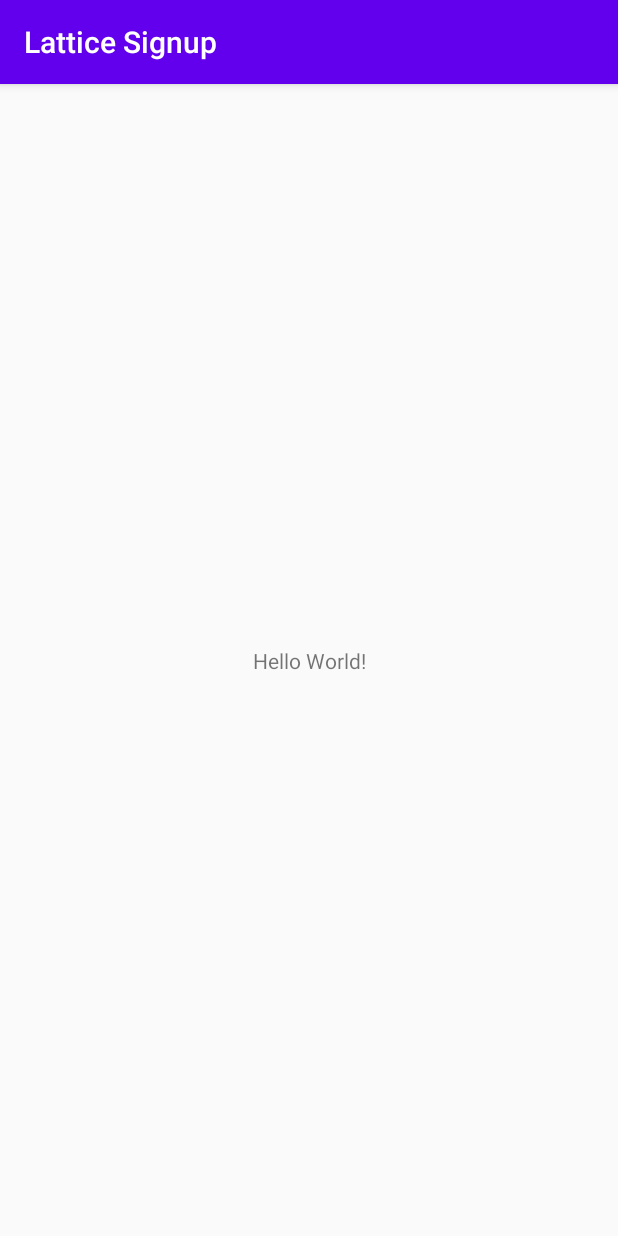
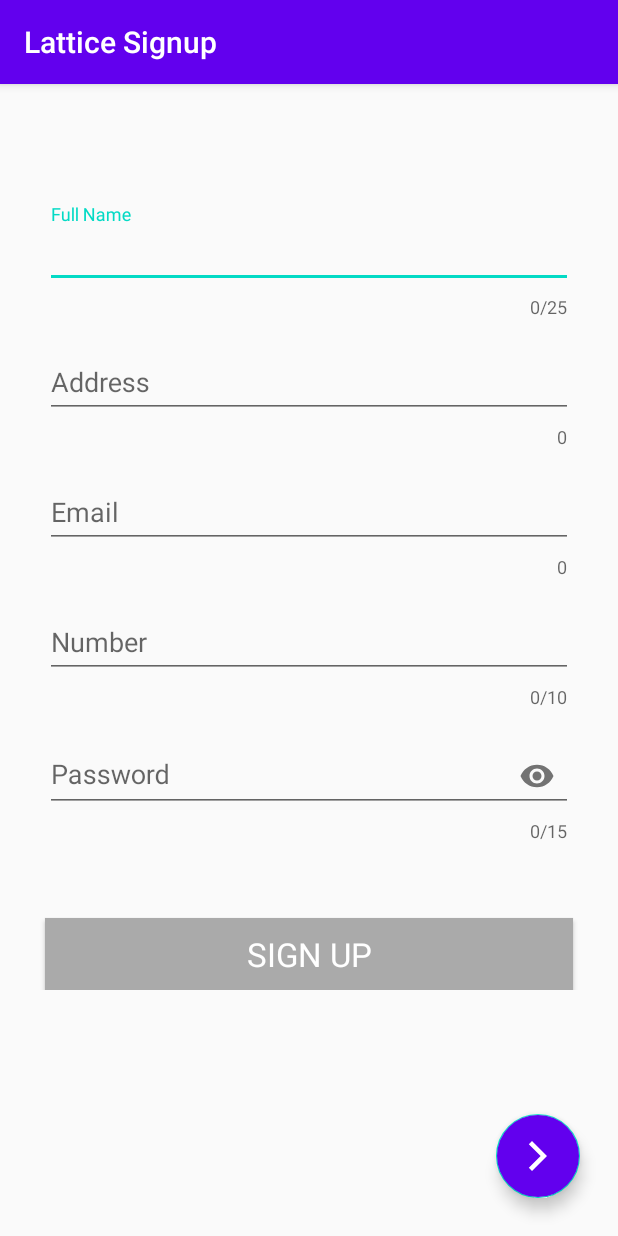
Before and after one commit to ShashankSinha98/Lattice-Signup, an Android app: the screen it shows after launch (MainActivity before the commit, SignupActivity after it), on a phone screen of 412 x 824 dp. Run offline under Robolectric (Android 15) with nearby library versions, the phone set to English and light mode, and no system bars; our stand-ins replace Room's generated code.

Commit message:
Room and recycler view completed.

```diff
--- a/app/src/main/AndroidManifest.xml
+++ b/app/src/main/AndroidManifest.xml
@@ -9,13 +9,16 @@
         android:roundIcon="@mipmap/ic_launcher_round"
         android:supportsRtl="true"
         android:theme="@style/AppTheme">
-        <activity android:name=".MainActivity">
+        <activity android:name=".SignupActivity">
             <intent-filter>
                 <action android:name="android.intent.action.MAIN" />
 
                 <category android:name="android.intent.category.LAUNCHER" />
             </intent-filter>
         </activity>
+        <activity android:name=".MainActivity">
+
+        </activity>
     </application>
 
 </manifest>
--- /dev/null
+++ b/app/src/main/java/com/example/latticesignup/SignupActivity.kt
@@ -0,0 +1,219 @@
+package com.example.latticesignup
+
+import android.content.Intent
+import android.os.Bundle
+import android.text.Editable
+import android.text.TextWatcher
+import android.util.Log
+import android.view.View
+import android.widget.Button
+import android.widget.Toast
+import androidx.appcompat.app.AppCompatActivity
+import androidx.lifecycle.ViewModelProvider
+import com.google.android.material.textfield.TextInputLayout
+import com.google.gson.Gson
+import java.util.regex.Pattern
+
+
+class SignupActivity : AppCompatActivity() {
+
+    private val TAG : String = "xlr8"
+
+    private lateinit var fullname : TextInputLayout
+    private lateinit var address : TextInputLayout
+    private lateinit var email : TextInputLayout
+    private lateinit var number : TextInputLayout
+    private lateinit var password : TextInputLayout
+    private lateinit var signup : Button
+
+    private var fullnameValidated = false
+    private var addressValidated = false
+    private var emailValidated = false
+    private var numberValidated = false
+    private var passwordValidated = false
+
+    private lateinit var userViewModel : UserViewmodel
+
+    override fun onCreate(savedInstanceState: Bundle?) {
+        super.onCreate(savedInstanceState)
+        setContentView(R.layout.activity_signup)
+
+        fullname = findViewById(R.id.full_name_inp_layout)
+        address = findViewById(R.id.address_inp_layout)
+        email = findViewById(R.id.email_inp_layout)
+        number = findViewById(R.id.number_inp_layout)
+        password = findViewById(R.id.password_inp_layout)
+        signup = findViewById(R.id.sign_up_btn)
+
+        fullname.editText?.addTextChangedListener(nameWatcher)
+        address.editText?.addTextChangedListener(addressWatcher)
+        email.editText?.addTextChangedListener(emailWatcher)
+        number.editText?.addTextChangedListener(numberWatcher)
+        password.editText?.addTextChangedListener(passwordWatcher)
+
+        userViewModel = ViewModelProvider(this).get(UserViewmodel::class.java)
+
+    }
+
+
+
+    private val nameWatcher = object : TextWatcher{
+        override fun afterTextChanged(p0: Editable?) {
+        }
+
+        override fun beforeTextChanged(p0: CharSequence?, p1: Int, p2: Int, p3: Int) {
+        }
+
+        override fun onTextChanged(p0: CharSequence?, start: Int, before: Int, count: Int) {
+
+            if (count<4){
+                fullname.error = "Name must be at least 4 characters"
+                fullnameValidated = false
+            } else{
+                fullname.error = null
+                fullnameValidated = true
+            }
+
+            signupButtonRefresh()
+        }
+
+    }
+
+    private val addressWatcher = object : TextWatcher{
+        override fun afterTextChanged(p0: Editable?) {
+        }
+
+        override fun beforeTextChanged(p0: CharSequence?, p1: Int, p2: Int, p3: Int) {
+        }
+
+        override fun onTextChanged(p0: CharSequence?, start: Int, before: Int, count: Int) {
+
+            if (address.editText?.text.toString().length<10){
+                address.error = "Address must be at least 10 characters"
+                addressValidated = false
+            } else{
+                address.error = null
+                addressValidated = true
+            }
+
+            signupButtonRefresh()
+        }
+
+    }
+
+    private val emailWatcher = object : TextWatcher{
+        override fun afterTextChanged(p0: Editable?) {
+        }
+
+        override fun beforeTextChanged(p0: CharSequence?, p1: Int, p2: Int, p3: Int) {
+        }
+
+        override fun onTextChanged(str : CharSequence?, start: Int, before: Int, count: Int) {
+            var check : String = str.toString()
+
+            val emailRegex : String = "^[a-zA-Z0-9_+&*-]+(?:\\."+
+                    "[a-zA-Z0-9_+&*-]+)*@" +
+                    "(?:[a-zA-Z0-9-]+\\.)+[a-z" +
+                    "A-Z]{2,7}$";
+
+            val pat = Pattern.compile(emailRegex)
+
+            if(check.length < 4 || check.length > 40) {
+                email.error = "Email Must consist of 4 to 20 characters"
+                emailValidated = false
+            } else if (!pat.matcher(check).matches() || !check.contains("@") || !check.contains(".")) {
+                email.error = "Enter valid email"
+                emailValidated = false
+            } else {
+                email.error = null
+                emailValidated = true
+            }
+
+            signupButtonRefresh()
+        }
+
+    }
+
+    private val numberWatcher = object : TextWatcher{
+        override fun afterTextChanged(p0: Editable?) {
+        }
+
+        override fun beforeTextChanged(p0: CharSequence?, p1: Int, p2: Int, p3: Int) {
+        }
+
+        override fun onTextChanged(p0: CharSequence?, start: Int, before: Int, count: Int) {
+
+            if (number.editText?.text.toString().length!=10){
+                number.error = "Number must be of 10 characters"
+                numberValidated = false
+            } else{
+                number.error = null
+                numberValidated = true
+            }
+
+            signupButtonRefresh()
+        }
+
+    }
+
+    private val passwordWatcher = object : TextWatcher{
+        override fun afterTextChanged(p0: Editable?) {
+        }
+
+        override fun beforeTextChanged(p0: CharSequence?, p1: Int, p2: Int, p3: Int) {
+        }
+
+        override fun onTextChanged(p0: CharSequence?, start: Int, before: Int, count: Int) {
+
+            if (password.editText?.text.toString().length in 8..15){
+                password.error = null
+                passwordValidated = true
+            } else{
+                password.error = "Password length must be between 8 and 15 characters"
+                passwordValidated = false
+            }
+
+            signupButtonRefresh()
+        }
+
+    }
+
+    private fun signupButtonRefresh(){
+        if(fullnameValidated && addressValidated && emailValidated && numberValidated && passwordValidated){
+            signup.background = getDrawable(R.color.colorPrimary)
+            signup.isEnabled = true
+        } else {
+            signup.background = getDrawable(R.color.grey)
+            signup.isEnabled = false
+        }
+    }
+
+    fun signUpUser(view: View) {
+
+        val name = fullname.editText?.text.toString()
+        val address = address.editText?.text.toString()
+        val email = email.editText?.text.toString()
+        val number = number.editText?.text.toString()
+        val password = password.editText?.text.toString()
+
+        val user = User(name,address,email,number,password)
+        val userJson = Gson().toJson(user)
+
+        //Toast.makeText(this,userJson,Toast.LENGTH_LONG).show()
+        Log.d(TAG, userJson)
+
+        val jsonData = UserJson(userJson)
+        userViewModel.insert(jsonData)
+        val intent = Intent(this,MainActivity::class.java)
+        startActivity(intent)
+
+
+    }
+
+    fun fab_menu(view: View) {
+
+        val intent = Intent(this,MainActivity::class.java)
+        startActivity(intent)
+    }
+
+}
--- /dev/null
+++ b/app/src/main/java/com/example/latticesignup/UserDao.kt
@@ -0,0 +1,17 @@
+package com.example.latticesignup
+
+import androidx.lifecycle.LiveData
+import androidx.room.Dao
+import androidx.room.Insert
+import androidx.room.OnConflictStrategy
+import androidx.room.Query
+
+@Dao
+interface UserDao{
+
+    @Insert(onConflict = OnConflictStrategy.IGNORE)
+    suspend fun Insert(userJson : UserJson)
+
+    @Query("SELECT * FROM USER_DATA")
+    fun getUsersData() : LiveData<List<UserJson>>
+}
--- /dev/null
+++ b/app/src/main/java/com/example/latticesignup/UserRepository.kt
@@ -0,0 +1,16 @@
+package com.example.latticesignup
+
+import androidx.lifecycle.LiveData
+
+// Declares the DAO as a private property in the constructor. Pass in the DAO
+// instead of the whole database, because you only need access to the DAO
+class UserRepository(private val userDao: UserDao) {
+
+    // Room executes all queries on a separate thread.
+    // Observed LiveData will notify the observer when the data has changed.
+    val allUsers: LiveData<List<UserJson>> = userDao.getUsersData()
+
+    suspend fun insert(userJson: UserJson) {
+        userDao.Insert(userJson)
+    }
+}
--- /dev/null
+++ b/app/src/main/java/com/example/latticesignup/UserRoomDatabase.kt
@@ -0,0 +1,37 @@
+package com.example.latticesignup
+
+import android.content.Context
+import androidx.room.Database
+import androidx.room.Room
+import androidx.room.RoomDatabase
+
+@Database(entities = arrayOf(UserJson::class), version = 1, exportSchema = false)
+public abstract class UserRoomDatabase : RoomDatabase() {
+
+    abstract fun userDao(): UserDao
+
+    companion object {
+
+        // Singleton prevents multiple instances of database opening at the
+        // same time.
+
+        @Volatile
+        private var INSTANCE: UserRoomDatabase? = null
+
+        fun getDatabase(context: Context): UserRoomDatabase {
+            val tempInstance = INSTANCE
+            if (tempInstance != null) {
+                return tempInstance
+            }
+            synchronized(this) {
+                val instance = Room.databaseBuilder(
+                    context.applicationContext,
+                    UserRoomDatabase::class.java,
+                    "user_database"
+                ).build()
+                INSTANCE = instance
+                return instance
+            }
+        }
+    }
+}
--- /dev/null
+++ b/app/src/main/java/com/example/latticesignup/UserViewmodel.kt
@@ -0,0 +1,28 @@
+package com.example.latticesignup
+
+import android.app.Application
+import androidx.lifecycle.AndroidViewModel
+import androidx.lifecycle.LiveData
+import androidx.lifecycle.viewModelScope
+import kotlinx.coroutines.Dispatchers
+import kotlinx.coroutines.launch
+
+class UserViewmodel(application: Application) : AndroidViewModel(application) {
+
+    private val repository: UserRepository
+
+    val allUsers: LiveData<List<UserJson>>
+
+    init {
+        val usersDao = UserRoomDatabase.getDatabase(application).userDao()
+        repository = UserRepository(usersDao)
+        allUsers = repository.allUsers
+    }
+
+    /**
+     * Launching a new coroutine to insert the data in a non-blocking way
+     */
+    fun insert(userJson: UserJson) = viewModelScope.launch(Dispatchers.IO) {
+        repository.insert(userJson)
+    }
+}
--- /dev/null
+++ b/app/src/main/res/drawable/ic_baseline_arrow_forward_ios_24.xml
@@ -0,0 +1,5 @@
+<vector android:height="24dp" android:tint="#FFFFFF"
+    android:viewportHeight="24" android:viewportWidth="24"
+    android:width="24dp" xmlns:android="http://schemas.android.com/apk/res/android">
+    <path android:fillColor="@android:color/white" android:pathData="M5.88,4.12L13.76,12l-7.88,7.88L8,22l10,-10L8,2z"/>
+</vector>
--- a/app/src/main/res/layout/activity_main.xml
+++ b/app/src/main/res/layout/activity_main.xml
@@ -6,10 +6,10 @@
     android:layout_height="match_parent"
     tools:context=".MainActivity">
 
-    <TextView
-        android:layout_width="wrap_content"
-        android:layout_height="wrap_content"
-        android:text="Hello World!"
+    <androidx.recyclerview.widget.RecyclerView
+        android:id="@+id/recyclerview"
+        android:layout_width="0dp"
+        android:layout_height="0dp"
         app:layout_constraintBottom_toBottomOf="parent"
         app:layout_constraintLeft_toLeftOf="parent"
         app:layout_constraintRight_toRightOf="parent"
--- /dev/null
+++ b/app/src/main/res/layout/activity_signup.xml
@@ -0,0 +1,174 @@
+<?xml version="1.0" encoding="utf-8"?>
+<RelativeLayout xmlns:android="http://schemas.android.com/apk/res/android"
+    xmlns:app="http://schemas.android.com/apk/res-auto"
+    xmlns:tools="http://schemas.android.com/tools"
+    android:layout_width="match_parent"
+    android:layout_height="match_parent"
+    tools:context=".SignupActivity">
+
+    <ScrollView
+        android:layout_width="match_parent"
+        android:layout_height="match_parent">
+
+        <androidx.constraintlayout.widget.ConstraintLayout
+            android:layout_width="match_parent"
+            android:layout_height="match_parent">
+
+
+            <com.google.android.material.textfield.TextInputLayout
+                android:id="@+id/full_name_inp_layout"
+                android:layout_marginTop="80dp"
+                android:layout_marginLeft="30dp"
+                android:layout_marginRight="30dp"
+                android:layout_width="match_parent"
+                android:layout_height="wrap_content"
+                app:layout_constraintTop_toTopOf="parent"
+                app:counterEnabled="true"
+                app:counterMaxLength="25"
+                app:layout_constraintStart_toStartOf="parent"
+                app:layout_constraintEnd_toEndOf="parent"
+                app:errorEnabled="true">
+
+                <com.google.android.material.textfield.TextInputEditText
+                    android:layout_width="match_parent"
+                    android:layout_height="wrap_content"
+                    android:hint="@string/full_name"
+                    android:inputType="text"
+
+                    />
+
+            </com.google.android.material.textfield.TextInputLayout>
+
+            <com.google.android.material.textfield.TextInputLayout
+                android:id="@+id/address_inp_layout"
+                android:layout_marginTop="10dp"
+                android:layout_marginLeft="30dp"
+                android:layout_marginRight="30dp"
+                android:layout_width="match_parent"
+                android:layout_height="wrap_content"
+                app:layout_constraintTop_toBottomOf="@id/full_name_inp_layout"
+                app:counterEnabled="true"
+                app:layout_constraintStart_toStartOf="parent"
+                app:layout_constraintEnd_toEndOf="parent"
+                app:errorEnabled="true">
+
+                <com.google.android.material.textfield.TextInputEditText
+                    android:layout_width="match_parent"
+                    android:layout_height="wrap_content"
+                    android:hint="@string/address"
+                    android:inputType="text"
+                    />
+
+            </com.google.android.material.textfield.TextInputLayout>
+
+            <com.google.android.material.textfield.TextInputLayout
+                android:id="@+id/email_inp_layout"
+                android:layout_marginTop="10dp"
+                android:layout_marginLeft="30dp"
+                android:layout_marginRight="30dp"
+                android:layout_width="match_parent"
+                android:layout_height="wrap_content"
+                app:layout_constraintTop_toBottomOf="@id/address_inp_layout"
+                app:counterEnabled="true"
+                app:layout_constraintStart_toStartOf="parent"
+                app:layout_constraintEnd_toEndOf="parent"
+                app:errorEnabled="true">
+
+                <com.google.android.material.textfield.TextInputEditText
+                    android:layout_width="match_parent"
+                    android:layout_height="wrap_content"
+                    android:hint="@string/email"
+                    android:inputType="textEmailAddress"
+                    />
+
+            </com.google.android.material.textfield.TextInputLayout>
+
+            <com.google.android.material.textfield.TextInputLayout
+                android:id="@+id/number_inp_layout"
+                android:layout_marginTop="10dp"
+                android:layout_marginLeft="30dp"
+                android:layout_marginRight="30dp"
+                android:layout_width="match_parent"
+                android:layout_height="wrap_content"
+                app:layout_constraintTop_toBottomOf="@id/email_inp_layout"
+                app:counterEnabled="true"
+                app:counterMaxLength="10"
+                app:layout_constraintStart_toStartOf="parent"
+                app:layout_constraintEnd_toEndOf="parent"
+                app:errorEnabled="true">
+
+                <com.google.android.material.textfield.TextInputEditText
+                    android:layout_width="match_parent"
+                    android:layout_height="wrap_content"
+                    android:hint="@string/number"
+                    android:inputType="number"
+                    />
+
+            </com.google.android.material.textfield.TextInputLayout>
+
+            <com.google.android.material.textfield.TextInputLayout
+                android:id="@+id/password_inp_layout"
+                android:layout_marginTop="10dp"
+                android:layout_marginLeft="30dp"
+                android:layout_marginRight="30dp"
+                android:layout_width="match_parent"
+                app:counterMaxLength="15"
+                android:layout_height="wrap_content"
+                app:layout_constraintTop_toBottomOf="@id/number_inp_layout"
+                app:counterEnabled="true"
+                app:passwordToggleEnabled="true"
+                app:layout_constraintStart_toStartOf="parent"
+                app:layout_constraintEnd_toEndOf="parent"
+                app:errorEnabled="true">
+
+                <com.google.android.material.textfield.TextInputEditText
+                    android:layout_width="match_parent"
+                    android:layout_height="wrap_content"
+                    android:hint="@string/password"
+                    android:inputType="textPassword"
+                    />
+
+            </com.google.android.material.textfield.TextInputLayout>
+
+            <Button
+                android:id="@+id/sign_up_btn"
+                android:layout_width="match_parent"
+                android:layout_height="wrap_content"
+                android:layout_marginTop="50dp"
+                app:layout_constraintTop_toBottomOf="@id/password_inp_layout"
+                app:layout_constraintStart_toStartOf="parent"
+                app:layout_constraintEnd_toEndOf="parent"
+                android:layout_marginLeft="30dp"
+                android:layout_marginRight="30dp"
+                android:onClick="signUpUser"
+                android:background="@android:color/darker_gray"
+                android:text="@string/signup"
+                style="@style/TextAppearance.AppCompat.Large"
+                android:textColor="@android:color/white"
+                />
+
+
+
+
+
+
+        </androidx.constraintlayout.widget.ConstraintLayout>
+
+
+
+    </ScrollView>
+
+    <com.google.android.material.floatingactionbutton.FloatingActionButton
+        android:onClick="fab_menu"
+        android:layout_width="wrap_content"
+        android:layout_height="wrap_content"
+        android:layout_alignParentEnd="true"
+        android:layout_alignParentBottom="true"
+        android:layout_margin="25dp"
+        android:src="@drawable/ic_baseline_arrow_forward_ios_24"
+        android:backgroundTint="@color/colorPrimary"
+        />
+
+
+
+</RelativeLayout>
--- a/app/src/main/res/values/colors.xml
+++ b/app/src/main/res/values/colors.xml
@@ -3,4 +3,5 @@
     <color name="colorPrimary">#6200EE</color>
     <color name="colorPrimaryDark">#3700B3</color>
     <color name="colorAccent">#03DAC5</color>
+    <color name="grey">#aaa</color>
 </resources>
--- a/app/src/main/res/values/strings.xml
+++ b/app/src/main/res/values/strings.xml
@@ -1,3 +1,9 @@
 <resources>
     <string name="app_name">Lattice Signup</string>
+    <string name="full_name">Full Name</string>
+    <string name="address">Address</string>
+    <string name="email">Email</string>
+    <string name="number">Number</string>
+    <string name="signup">Sign Up</string>
+    <string name="password">Password</string>
 </resources>
```
Also changed, not shown: app/build.gradle (+27 -2 lines), app/src/main/java/com/example/latticesignup/MainActivity.kt (+18 -0 lines), app/src/main/java/com/example/latticesignup/User.kt (added, +10 -0 lines), app/src/main/java/com/example/latticesignup/UserAdapter.kt (added, +47 -0 lines), app/src/main/java/com/example/latticesignup/UserJson.kt (added, +13 -0 lines), app/src/main/res/layout/custom_user_single_row.xml (added, +63 -0 lines), build.gradle (+10 -0 lines).
